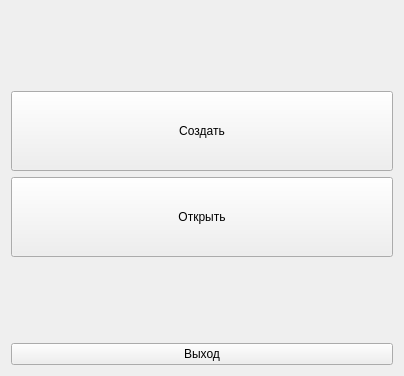
Qt form widgets/welcomescreen.ui (astraleuro/libraryeditor) before a commit.
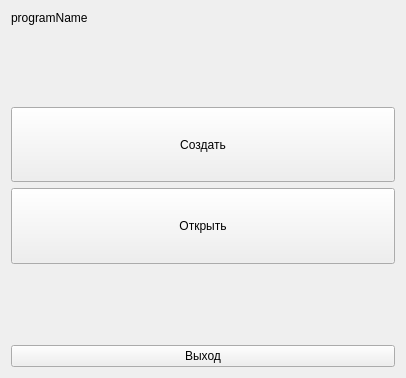
The same form after that commit.

```diff
--- a/widgets/welcomescreen.ui
+++ b/widgets/welcomescreen.ui
@@ -6,14 +6,21 @@
    <rect>
     <x>0</x>
     <y>0</y>
-    <width>404</width>
-    <height>376</height>
+    <width>406</width>
+    <height>378</height>
    </rect>
   </property>
   <property name="windowTitle">
    <string>Form</string>
   </property>
   <layout class="QVBoxLayout" name="verticalLayout">
+   <item>
+    <widget class="QLabel" name="programName">
+     <property name="text">
+      <string>programName</string>
+     </property>
+    </widget>
+   </item>
    <item>
     <spacer name="verticalSpacer">
      <property name="orientation">
```
